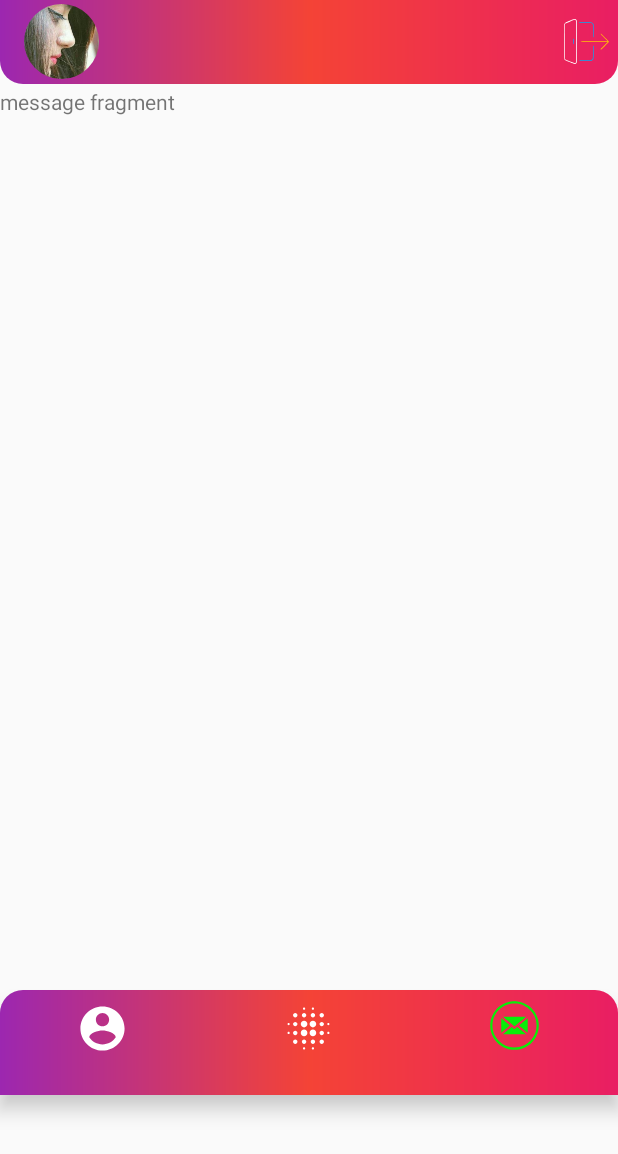
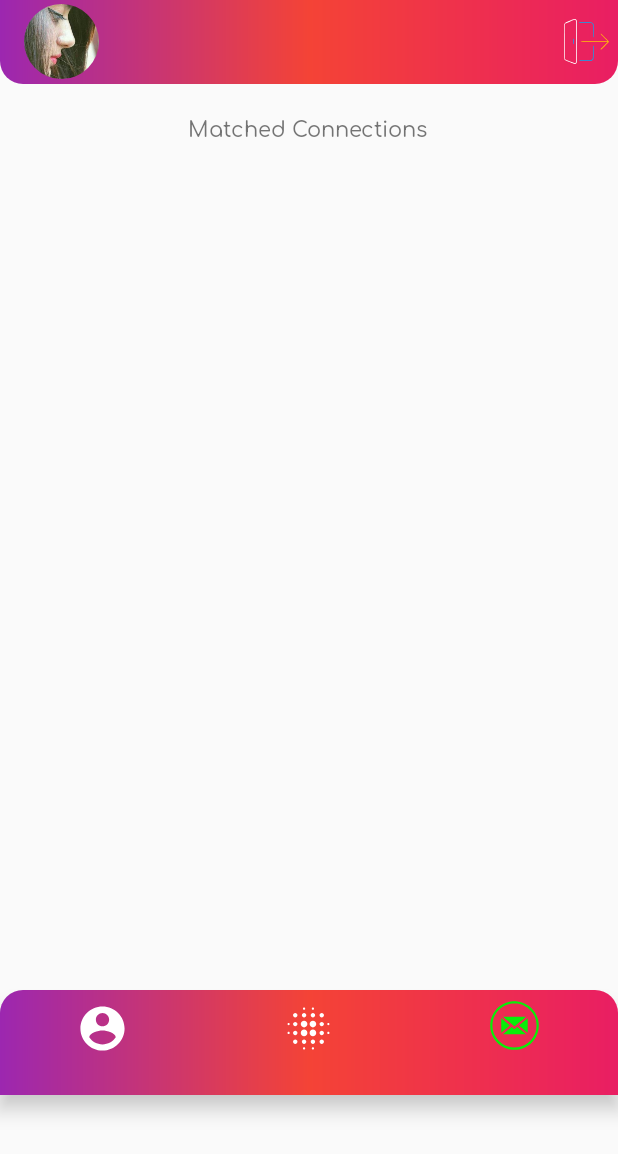
Before and after one commit to kaushikpuka1998/TinderClone-Java-, an Android app: the screen it shows after launch once a user with an empty profile is signed in (MainPageActivity), item 3 of the bottom bar chosen, on a phone screen of 412 x 824 dp. Shown: the top 1154 px of the screen. Run offline under Robolectric (Android 15) with nearby library versions, the phone set to English and light mode, and no system bars; our stand-ins replace CircleImageView, Firebase (no records; nobody signed in at launch, a user with empty details on screens opened directly), Picasso; libraries missing offline, so code that uses them is left out: com.lorentzos.flingswipe; 3 statements that could not run were skipped.

Commit message:
Some Bug Fixed and MAtched Connection Visible in RecyclerView

```diff
--- a/app/src/main/AndroidManifest.xml
+++ b/app/src/main/AndroidManifest.xml
@@ -1,7 +1,9 @@
 <?xml version="1.0" encoding="utf-8"?>
 <manifest xmlns:android="http://schemas.android.com/apk/res/android"
     package="com.kgstrivers.tinderc">
-    <uses-permission android:name="android.permission.INTERNET"/>
+
+    <uses-permission android:name="android.permission.INTERNET" />
+
     <application
         android:allowBackup="true"
         android:icon="@mipmap/ic_launcher"
@@ -33,6 +35,4 @@
         <activity android:name=".MainActivity" />
     </application>
 
-
-
 </manifest>
--- a/app/src/main/java/com/kgstrivers/tinderc/Fragment/EmptyFragment.java
+++ b/app/src/main/java/com/kgstrivers/tinderc/Fragment/EmptyFragment.java
@@ -26,8 +26,11 @@ public class EmptyFragment extends Fragment {
     private String mParam1;
     private String mParam2;
 
+
     public EmptyFragment() {
         // Required empty public constructor
+
+
     }
 
     /**
--- a/app/src/main/java/com/kgstrivers/tinderc/Fragment/MainFragment.java
+++ b/app/src/main/java/com/kgstrivers/tinderc/Fragment/MainFragment.java
@@ -151,7 +151,14 @@ public class MainFragment extends Fragment {
 
 
 
+
+
         mAuth = FirebaseAuth.getInstance();
+
+        if(mAuth!=null)
+        {
+            usersexfind();
+        }
 
 
 
@@ -162,25 +169,7 @@ public class MainFragment extends Fragment {
         listcard= new ArrayList<Cards>();
         //choose your favorite adapter
         arrayAdapter = new arrayAdapter(getContext(), R.layout.item, listcard);
-
-
         filingContainer.setAdapter(arrayAdapter);
-
-        if(mAuth!=null)
-        {
-
-
-            usersexfind();
-
-
-
-
-
-        }
-
-
-
-
 
         filingContainer.setFlingListener(new SwipeFlingAdapterView.onFlingListener() {
             @Override
@@ -191,10 +180,7 @@ public class MainFragment extends Fragment {
 
                 arrayAdapter.notifyDataSetChanged();
 
-                if(arrayAdapter.isEmpty() || listcard.isEmpty())
-                {
-                    loadFragment(emptyFragment);
-                }
+
 
 
 
@@ -210,7 +196,10 @@ public class MainFragment extends Fragment {
                 userdb.child(opposex).child(userid).child("Connections").child("Rejected").child(mAuth.getUid()).setValue("true");
 
 
-
+                if(listcard.size()==0 || arrayAdapter.isEmpty())
+                {
+                    loadFragment(emptyFragment);
+                }
             }
 
             @Override
@@ -225,11 +214,15 @@ public class MainFragment extends Fragment {
                 isMatched(userid,view);
                 userdb.child(opposex).child(userid).child("Connections").child("Liked").child(mAuth.getUid()).setValue("true");
 
+
+
+
             }
 
             @Override
             public void onAdapterAboutToEmpty(int arri) {
 
+                //loadFragment(emptyFragment);
             }
 
             @Override
@@ -257,11 +250,14 @@ public class MainFragment extends Fragment {
                     userdb.child(usersex).child(mAuth.getUid()).child("Connections").child("Matched").child(snapshot.getKey()).setValue("true");
 
 
-
+                    Toast.makeText(getContext(), "New Connection Added", Toast.LENGTH_SHORT).show();
 
                     //String name = userdb.child(opposex).child(snapshot.getKey()).child("Users").child("name").toString();
 
-
+                    if(listcard.size()==0 || arrayAdapter.isEmpty())
+                    {
+                        loadFragment(emptyFragment);
+                    }
 
                 }
             }
@@ -368,11 +364,16 @@ public class MainFragment extends Fragment {
         if(oppositesex == "female")
         {
             setusersex("male");
+
+            MainPageActivity g = new MainPageActivity();
+            g.usersex = "male";
         }
 
         if(oppositesex == "male")
         {
             setusersex("female");
+            MainPageActivity g = new MainPageActivity();
+            g.usersex = "female";
         }
         setOpposex(oppositesex);
         final DatabaseReference oppref = FirebaseDatabase.getInstance().getReference().child("Users").child(oppositesex);
@@ -391,14 +392,14 @@ public class MainFragment extends Fragment {
 
                     arrayAdapter.notifyDataSetChanged();
 
-
-
                 }
 
                 if(listcard.size()==0 || arrayAdapter.isEmpty())
                 {
                     loadFragment(emptyFragment);
                 }
+
+
             }
 
             @Override
--- a/app/src/main/java/com/kgstrivers/tinderc/Fragment/MessageFragment.java
+++ b/app/src/main/java/com/kgstrivers/tinderc/Fragment/MessageFragment.java
@@ -1,14 +1,38 @@
 package com.kgstrivers.tinderc.Fragment;
 
+import android.annotation.SuppressLint;
+import android.content.Context;
 import android.os.Bundle;
 
+import androidx.annotation.NonNull;
+import androidx.annotation.Nullable;
 import androidx.fragment.app.Fragment;
+import androidx.recyclerview.widget.DividerItemDecoration;
+import androidx.recyclerview.widget.LinearLayoutManager;
+import androidx.recyclerview.widget.RecyclerView;
 
+import android.util.Log;
 import android.view.LayoutInflater;
 import android.view.View;
 import android.view.ViewGroup;
+import android.widget.TextView;
 
+import com.google.firebase.auth.FirebaseAuth;
+import com.google.firebase.database.ChildEventListener;
+import com.google.firebase.database.DataSnapshot;
+import com.google.firebase.database.DatabaseError;
+import com.google.firebase.database.DatabaseReference;
+import com.google.firebase.database.FirebaseDatabase;
+import com.google.firebase.database.ValueEventListener;
+import com.kgstrivers.tinderc.Matchesadapter;
+import com.kgstrivers.tinderc.Model.Cards;
+import com.kgstrivers.tinderc.Model.Users;
 import com.kgstrivers.tinderc.R;
+import com.lorentzos.flingswipe.SwipeFlingAdapterView;
+
+import java.util.ArrayList;
+import java.util.List;
+import java.util.Locale;
 
 /**
  * A simple {@link Fragment} subclass.
@@ -21,7 +45,6 @@ public class MessageFragment extends Fragment {
     // the fragment initialization parameters, e.g. ARG_ITEM_NUMBER
     private static final String ARG_PARAM1 = "param1";
     private static final String ARG_PARAM2 = "param2";
-
     // TODO: Rename and change types of parameters
     private String mParam1;
     private String mParam2;
@@ -56,11 +79,146 @@ public class MessageFragment extends Fragment {
             mParam2 = getArguments().getString(ARG_PARAM2);
         }
     }
+    RecyclerView recyclerView;
+    FirebaseAuth mAuth;
+    RecyclerView.Adapter matchesadapter;
+    RecyclerView.LayoutManager layoutManager;
+
 
     @Override
     public View onCreateView(LayoutInflater inflater, ViewGroup container,
                              Bundle savedInstanceState) {
         // Inflate the layout for this fragment
-        return inflater.inflate(R.layout.fragment_message, container, false);
+        View view =inflater.inflate(R.layout.fragment_message, container, false);
+        initialize(view);
+        return view;
     }
+
+    @SuppressLint("NotifyDataSetChanged")
+    private void initialize(View view)
+    {
+
+
+        mAuth = FirebaseAuth.getInstance();
+
+        recyclerView = view.findViewById(R.id.matchedrecycle);
+
+
+
+
+
+        DatabaseReference h =  FirebaseDatabase.getInstance().getReference().child("Users").child("male").child(mAuth.getUid()).child("Users");
+        h.addListenerForSingleValueEvent(new ValueEventListener() {
+            @Override
+            public void onDataChange(@NonNull DataSnapshot snapshot) {
+
+                if(snapshot.exists()) {
+
+
+
+                    matchesadapter = new Matchesadapter(getMatches("male"),getContext());
+                    recyclerView.setAdapter(matchesadapter);
+
+                    layoutManager = new LinearLayoutManager(getContext());
+
+                    recyclerView.setLayoutManager(layoutManager);
+
+                    DividerItemDecoration mDividerItemDecoration = new DividerItemDecoration(recyclerView.getContext(), DividerItemDecoration.VERTICAL);
+                    recyclerView.addItemDecoration(mDividerItemDecoration);
+
+                    matchesadapter.notifyDataSetChanged();
+
+                }else
+                {
+                    matchesadapter = new Matchesadapter(getMatches("female"),getContext());
+                    recyclerView.setAdapter(matchesadapter);
+
+                    layoutManager = new LinearLayoutManager(getContext());
+
+                    recyclerView.setLayoutManager(layoutManager);
+
+
+                    DividerItemDecoration mDividerItemDecoration = new DividerItemDecoration(recyclerView.getContext(), DividerItemDecoration.VERTICAL);
+                    recyclerView.addItemDecoration(mDividerItemDecoration);
+
+                    matchesadapter.notifyDataSetChanged();
+                }
+            }
+
+            @Override
+            public void onCancelled(@NonNull DatabaseError error) {
+
+            }
+        });
+
+    }
+
+    List<Cards> resultmatch = new ArrayList<>();
+    private List<Cards> getMatches(String userf)
+    {
+        String k;
+        if(userf == "male")
+        {
+            k= "female";
+        }
+        else
+        {
+            k = "male";
+        }
+        DatabaseReference mainref = FirebaseDatabase.getInstance().getReference().child("Users").child(userf).child(mAuth.getUid()).child("Connections").child("Matched");
+
+
+        mainref.addListenerForSingleValueEvent(new ValueEventListener() {
+            @Override
+            public void onDataChange(@NonNull DataSnapshot snapshot) {
+
+                if(snapshot.exists())
+                {
+                    for (DataSnapshot snap:snapshot.getChildren()) {
+
+                            Fetchinform(snap.getKey().toString(),k);
+                    }
+                }
+            }
+
+            @Override
+            public void onCancelled(@NonNull DatabaseError error) {
+
+            }
+        });
+
+
+
+        return resultmatch;
+    }
+
+    private void Fetchinform(String key,String opp)
+    {
+        DatabaseReference mainref = FirebaseDatabase.getInstance().getReference().child("Users").child(opp).child(key).child("Users");
+
+
+        mainref.addListenerForSingleValueEvent(new ValueEventListener() {
+            @SuppressLint("NotifyDataSetChanged")
+            @Override
+            public void onDataChange(@NonNull DataSnapshot snapshot) {
+                if(snapshot.exists())
+                {
+                    Cards card = new Cards(snapshot.child("imageurl").getValue().toString(),snapshot.child("name").getValue().toString(),"","");
+
+
+                    resultmatch.add(card);
+                    matchesadapter.notifyDataSetChanged();
+                }
+            }
+
+            @Override
+            public void onCancelled(@NonNull DatabaseError error) {
+
+            }
+        });
+    }
+
+
+
+
 }
--- a/app/src/main/java/com/kgstrivers/tinderc/MainPageActivity.java
+++ b/app/src/main/java/com/kgstrivers/tinderc/MainPageActivity.java
@@ -74,6 +74,8 @@ public class MainPageActivity extends AppCompatActivity {
 
     NotificationManagerCompat notificationCompat;
     Notification notification;
+
+    public String usersex;
     @Override
     protected void onCreate(Bundle savedInstanceState) {
         super.onCreate(savedInstanceState);
--- /dev/null
+++ b/app/src/main/java/com/kgstrivers/tinderc/Matchesadapter.java
@@ -0,0 +1,56 @@
+package com.kgstrivers.tinderc;
+
+import android.content.Context;
+import android.view.LayoutInflater;
+import android.view.View;
+import android.view.ViewGroup;
+
+import androidx.annotation.NonNull;
+import androidx.recyclerview.widget.RecyclerView;
+
+import com.kgstrivers.tinderc.Model.Cards;
+import com.squareup.picasso.Picasso;
+
+import java.util.List;
+
+public class Matchesadapter extends RecyclerView.Adapter<MatchviewHolder>  {
+
+    List<Cards> listitem;
+    Context context;
+
+
+    public Matchesadapter(List<Cards> matchitem,Context cntxt)
+    {
+        this.context = cntxt;
+        this.listitem = matchitem;
+    }
+    @NonNull
+    @Override
+    public MatchviewHolder onCreateViewHolder(@NonNull ViewGroup parent, int viewType) {
+
+        View layoutview = LayoutInflater.from(parent.getContext()).inflate(R.layout.matchesitem,null,false);
+
+        RecyclerView.LayoutParams lm = new RecyclerView.LayoutParams(ViewGroup.LayoutParams.MATCH_PARENT,ViewGroup.LayoutParams.WRAP_CONTENT);
+
+        layoutview.setLayoutParams(lm);
+
+        MatchviewHolder matchviewHolder = new MatchviewHolder(layoutview);
+
+
+        return matchviewHolder;
+    }
+
+    @Override
+    public void onBindViewHolder(@NonNull MatchviewHolder holder, int position) {
+
+        holder.name.setText(listitem.get(position).getName());
+
+        Picasso.get().load(listitem.get(position).getImageurl()).into(holder.circleImageView);
+
+    }
+
+    @Override
+    public int getItemCount() {
+        return listitem.size();
+    }
+}
--- a/app/src/main/java/com/kgstrivers/tinderc/Model/Cards.java
+++ b/app/src/main/java/com/kgstrivers/tinderc/Model/Cards.java
@@ -42,4 +42,5 @@ public class Cards {
     public void setUserid(String userid) {
         this.userid = userid;
     }
+
 }
--- a/app/src/main/java/com/kgstrivers/tinderc/Model/Users.java
+++ b/app/src/main/java/com/kgstrivers/tinderc/Model/Users.java
@@ -7,6 +7,7 @@ public class Users {
     public Users(String name, String signupdatetime, String imageurl, String bio, String intr1, String intr2, String intr3, String intr4, String int5) {
         Name = name;
         Signupdatetime = signupdatetime;
+
         Imageurl = imageurl;
         this.bio = bio;
         this.intr1 = intr1;
@@ -16,6 +17,7 @@ public class Users {
         this.intr5 = int5;
 
     }
+
 
 
     public String getIntr1() {
--- /dev/null
+++ b/app/src/main/res/drawable/border.xml
@@ -0,0 +1,5 @@
+<?xml version="1.0" encoding="UTF-8"?>
+<shape
+    xmlns:android="http://schemas.android.com/apk/res/android">
+    <gradient android:startColor="#000000" android:endColor="#000000" android:angle="270.0" />
+</shape>
--- a/app/src/main/res/layout/fragment_message.xml
+++ b/app/src/main/res/layout/fragment_message.xml
@@ -1,15 +1,25 @@
 <?xml version="1.0" encoding="utf-8"?>
-<FrameLayout xmlns:android="http://schemas.android.com/apk/res/android"
+<RelativeLayout xmlns:android="http://schemas.android.com/apk/res/android"
     xmlns:tools="http://schemas.android.com/tools"
     android:layout_width="match_parent"
     android:layout_height="match_parent"
-    android:id="@+id/message"
     tools:context=".Fragment.MessageFragment">
 
     <!-- TODO: Update blank fragment layout -->
-    <TextView
+            <TextView
+                android:layout_width="wrap_content"
+                android:layout_height="wrap_content"
+                android:text="Matched Connections"
+                android:fontFamily="@font/comfortaa"
+                android:padding="15dp"
+                android:layout_marginLeft="110dp"/>
+
+
+    <androidx.recyclerview.widget.RecyclerView
+        android:id="@+id/matchedrecycle"
         android:layout_width="match_parent"
-        android:layout_height="match_parent"
-        android:text="message fragment" />
+        android:layout_height="wrap_content"
+        android:layout_marginTop="51dp"
 
-</FrameLayout>
+        android:scrollbars="vertical" />
+</RelativeLayout>
```
Also changed, not shown: app/src/main/java/com/kgstrivers/tinderc/MatchviewHolder.java (added, +52 -0 lines), app/src/main/res/layout/matchesitem.xml (added, +31 -0 lines).
